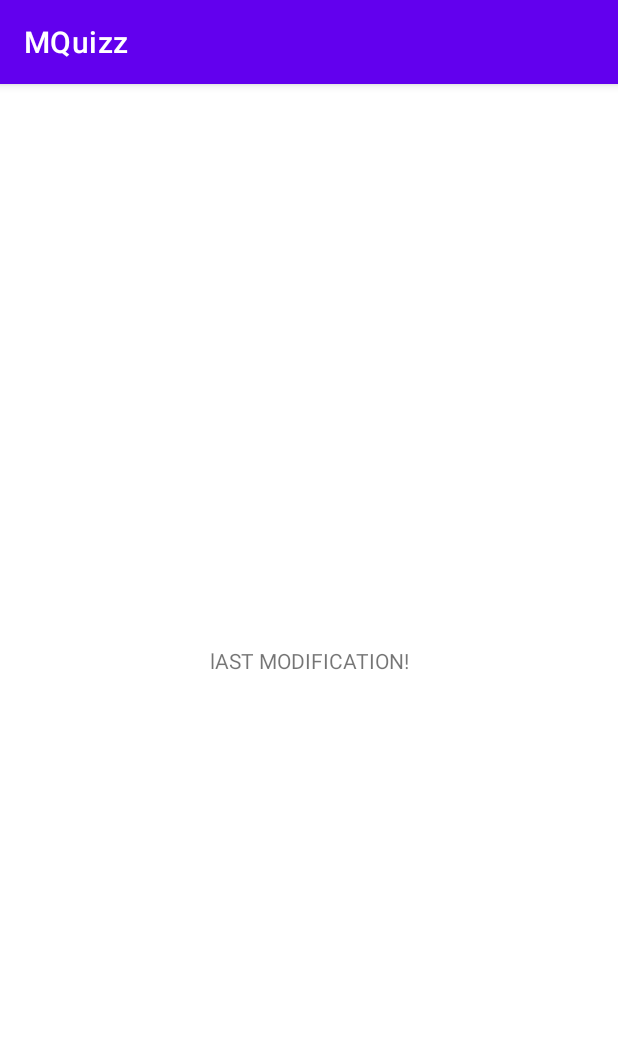
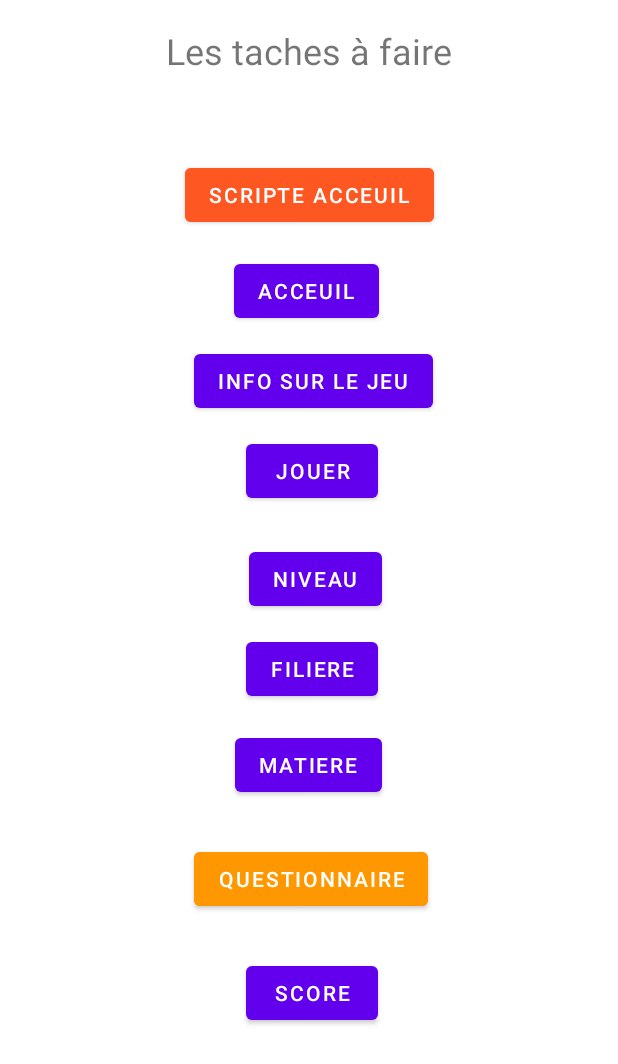
Before and after one commit to cheikhkeydi/MQuizz, an Android app: the screen it shows after launch (MainActivity), on a phone screen of 412 x 824 dp. Shown: the top 1064 px of the screen. Run offline under Robolectric (Android 15) with nearby library versions, the phone set to English and light mode, and no system bars.

Commit message:
Repartition des taches

```diff
--- a/app/src/main/AndroidManifest.xml
+++ b/app/src/main/AndroidManifest.xml
@@ -9,6 +9,9 @@
         android:roundIcon="@mipmap/ic_launcher_round"
         android:supportsRtl="true"
         android:theme="@style/Theme.MQuizz">
+        <activity android:name=".q2"></activity>
+        <activity android:name=".q1" />
+        <activity android:name=".scripte1" />
         <activity android:name=".MainActivity">
             <intent-filter>
                 <action android:name="android.intent.action.MAIN" />
--- a/app/src/main/java/com/example/mquizz/MainActivity.java
+++ b/app/src/main/java/com/example/mquizz/MainActivity.java
@@ -2,13 +2,47 @@ package com.example.mquizz;
 
 import androidx.appcompat.app.AppCompatActivity;
 
+import android.content.Intent;
 import android.os.Bundle;
+import android.view.View;
+import android.widget.Button;
 
 public class MainActivity extends AppCompatActivity {
+    private Button scripte,acceuil,niveau,info,jouer,filiere,matiere,score,questionnaire;
 
     @Override
     protected void onCreate(Bundle savedInstanceState) {
         super.onCreate(savedInstanceState);
         setContentView(R.layout.activity_main);
+        scripte=(Button) findViewById(R.id.scripte);
+        acceuil=(Button) findViewById(R.id.acceuil);
+        niveau=(Button) findViewById(R.id.niveau);
+        info=(Button) findViewById(R.id.jouer);
+        filiere=(Button) findViewById(R.id.filiere);
+        matiere=(Button) findViewById(R.id.matiere);
+        score=(Button) findViewById(R.id.score);
+        questionnaire=(Button) findViewById(R.id.questionnaire);
+        jouer=(Button) findViewById(R.id.jouer);
+
+        //Redirection des boutons vers les pages correspondantes
+        scripte.setOnClickListener(new View.OnClickListener() {
+            @Override
+            public void onClick(View view) {
+                Intent helloworld1= new Intent(getApplicationContext(), scripte1.class);
+                startActivity(helloworld1);
+            }
+        });
+        //QUestionnaire1
+        questionnaire.setOnClickListener(new View.OnClickListener() {
+            @Override
+            public void onClick(View view) {
+                Intent helloworld1= new Intent(getApplicationContext(), q1.class);
+                startActivity(helloworld1);
+            }
+        });
+
     }
+
+
+
 }
--- /dev/null
+++ b/app/src/main/java/com/example/mquizz/q1.java
@@ -0,0 +1,14 @@
+package com.example.mquizz;
+
+import androidx.appcompat.app.AppCompatActivity;
+
+import android.os.Bundle;
+
+public class q1 extends AppCompatActivity {
+
+    @Override
+    protected void onCreate(Bundle savedInstanceState) {
+        super.onCreate(savedInstanceState);
+        setContentView(R.layout.activity_q1);
+    }
+}
--- /dev/null
+++ b/app/src/main/java/com/example/mquizz/q2.java
@@ -0,0 +1,14 @@
+package com.example.mquizz;
+
+import androidx.appcompat.app.AppCompatActivity;
+
+import android.os.Bundle;
+
+public class q2 extends AppCompatActivity {
+
+    @Override
+    protected void onCreate(Bundle savedInstanceState) {
+        super.onCreate(savedInstanceState);
+        setContentView(R.layout.activity_q2);
+    }
+}
--- /dev/null
+++ b/app/src/main/java/com/example/mquizz/scripte1.java
@@ -0,0 +1,14 @@
+package com.example.mquizz;
+
+import androidx.appcompat.app.AppCompatActivity;
+
+import android.os.Bundle;
+
+public class scripte1 extends AppCompatActivity {
+
+    @Override
+    protected void onCreate(Bundle savedInstanceState) {
+        super.onCreate(savedInstanceState);
+        setContentView(R.layout.activity_scripte1);
+    }
+}
--- a/app/src/main/res/layout/activity_main.xml
+++ b/app/src/main/res/layout/activity_main.xml
@@ -7,12 +7,115 @@
     tools:context=".MainActivity">
 
     <TextView
+        android:id="@+id/textView"
         android:layout_width="wrap_content"
         android:layout_height="wrap_content"
-        android:text="lAST MODIFICATION!"
+        android:text="Les taches à faire"
+        android:textSize="24dp"
         app:layout_constraintBottom_toBottomOf="parent"
         app:layout_constraintLeft_toLeftOf="parent"
         app:layout_constraintRight_toRightOf="parent"
-        app:layout_constraintTop_toTopOf="parent" />
+        app:layout_constraintTop_toTopOf="parent"
+        app:layout_constraintVertical_bias="0.022" />
+
+    <Button
+        android:id="@+id/scripte"
+        android:layout_width="wrap_content"
+        android:layout_height="wrap_content"
+        android:layout_marginTop="56dp"
+        android:text="Scripte Acceuil"
+        android:backgroundTint="#FF5722"
+        app:layout_constraintEnd_toEndOf="parent"
+        app:layout_constraintStart_toStartOf="parent"
+        app:layout_constraintTop_toBottomOf="@+id/textView" />
+
+    <Button
+        android:id="@+id/acceuil"
+        android:layout_width="wrap_content"
+        android:layout_height="wrap_content"
+        android:layout_marginTop="16dp"
+        android:text="Acceuil"
+        app:layout_constraintEnd_toEndOf="parent"
+        app:layout_constraintHorizontal_bias="0.495"
+        app:layout_constraintStart_toStartOf="parent"
+        app:layout_constraintTop_toBottomOf="@+id/scripte" />
+
+    <Button
+        android:id="@+id/info"
+        android:layout_width="wrap_content"
+        android:layout_height="wrap_content"
+        android:layout_marginTop="12dp"
+        android:text="Info sur le jeu"
+        app:layout_constraintEnd_toEndOf="parent"
+        app:layout_constraintHorizontal_bias="0.513"
+        app:layout_constraintStart_toStartOf="parent"
+        app:layout_constraintTop_toBottomOf="@+id/acceuil" />
+
+    <Button
+        android:id="@+id/jouer"
+        android:layout_width="wrap_content"
+        android:layout_height="wrap_content"
+        android:layout_marginTop="12dp"
+        android:text="Jouer"
+        app:layout_constraintEnd_toEndOf="parent"
+        app:layout_constraintHorizontal_bias="0.507"
+        app:layout_constraintStart_toStartOf="parent"
+        app:layout_constraintTop_toBottomOf="@+id/info" />
+
+    <Button
+        android:id="@+id/niveau"
+        android:layout_width="wrap_content"
+        android:layout_height="wrap_content"
+        android:layout_marginTop="24dp"
+        android:text="Niveau"
+        app:layout_constraintEnd_toEndOf="parent"
+        app:layout_constraintHorizontal_bias="0.513"
+        app:layout_constraintStart_toStartOf="parent"
+        app:layout_constraintTop_toBottomOf="@+id/jouer" />
+
+    <Button
+        android:id="@+id/filiere"
+        android:layout_width="wrap_content"
+        android:layout_height="wrap_content"
+        android:layout_marginTop="12dp"
+        android:text="Filiere"
+        app:layout_constraintEnd_toEndOf="parent"
+        app:layout_constraintHorizontal_bias="0.507"
+        app:layout_constraintStart_toStartOf="parent"
+        app:layout_constraintTop_toBottomOf="@+id/niveau" />
+
+    <Button
+        android:id="@+id/matiere"
+        android:layout_width="wrap_content"
+        android:layout_height="wrap_content"
+        android:layout_marginTop="16dp"
+        android:text="Matiere"
+        app:layout_constraintEnd_toEndOf="parent"
+        app:layout_constraintHorizontal_bias="0.498"
+        app:layout_constraintStart_toStartOf="parent"
+        app:layout_constraintTop_toBottomOf="@+id/filiere" />
+
+    <Button
+        android:id="@+id/questionnaire"
+        android:layout_width="wrap_content"
+        android:layout_height="wrap_content"
+        android:layout_marginTop="28dp"
+        android:text="Questionnaire"
+        android:backgroundTint="#FF9800"
+        app:layout_constraintEnd_toEndOf="parent"
+        app:layout_constraintHorizontal_bias="0.505"
+        app:layout_constraintStart_toStartOf="parent"
+        app:layout_constraintTop_toBottomOf="@+id/matiere" />
+
+    <Button
+        android:id="@+id/score"
+        android:layout_width="wrap_content"
+        android:layout_height="wrap_content"
+        android:layout_marginTop="28dp"
+        android:text="Score"
+        app:layout_constraintEnd_toEndOf="parent"
+        app:layout_constraintHorizontal_bias="0.507"
+        app:layout_constraintStart_toStartOf="parent"
+        app:layout_constraintTop_toBottomOf="@+id/questionnaire" />
 
 </androidx.constraintlayout.widget.ConstraintLayout>
--- /dev/null
+++ b/app/src/main/res/layout/activity_q1.xml
@@ -0,0 +1,9 @@
+<?xml version="1.0" encoding="utf-8"?>
+<androidx.constraintlayout.widget.ConstraintLayout xmlns:android="http://schemas.android.com/apk/res/android"
+    xmlns:app="http://schemas.android.com/apk/res-auto"
+    xmlns:tools="http://schemas.android.com/tools"
+    android:layout_width="match_parent"
+    android:layout_height="match_parent"
+    tools:context=".q1">
+
+</androidx.constraintlayout.widget.ConstraintLayout>
--- /dev/null
+++ b/app/src/main/res/layout/activity_q2.xml
@@ -0,0 +1,9 @@
+<?xml version="1.0" encoding="utf-8"?>
+<androidx.constraintlayout.widget.ConstraintLayout xmlns:android="http://schemas.android.com/apk/res/android"
+    xmlns:app="http://schemas.android.com/apk/res-auto"
+    xmlns:tools="http://schemas.android.com/tools"
+    android:layout_width="match_parent"
+    android:layout_height="match_parent"
+    tools:context=".q2">
+
+</androidx.constraintlayout.widget.ConstraintLayout>
--- /dev/null
+++ b/app/src/main/res/layout/activity_scripte1.xml
@@ -0,0 +1,9 @@
+<?xml version="1.0" encoding="utf-8"?>
+<androidx.constraintlayout.widget.ConstraintLayout xmlns:android="http://schemas.android.com/apk/res/android"
+    xmlns:app="http://schemas.android.com/apk/res-auto"
+    xmlns:tools="http://schemas.android.com/tools"
+    android:layout_width="match_parent"
+    android:layout_height="match_parent"
+    tools:context=".scripte1">
+
+</androidx.constraintlayout.widget.ConstraintLayout>
--- a/app/src/main/res/values-night/themes.xml
+++ b/app/src/main/res/values-night/themes.xml
@@ -1,6 +1,6 @@
 <resources xmlns:tools="http://schemas.android.com/tools">
     <!-- Base application theme. -->
-    <style name="Theme.MQuizz" parent="Theme.MaterialComponents.DayNight.DarkActionBar">
+    <style name="Theme.MQuizz" parent="Theme.MaterialComponents.DayNight.NoActionBar">
         <!-- Primary brand color. -->
         <item name="colorPrimary">@color/purple_200</item>
         <item name="colorPrimaryVariant">@color/purple_700</item>
--- a/app/src/main/res/values/themes.xml
+++ b/app/src/main/res/values/themes.xml
@@ -1,6 +1,6 @@
 <resources xmlns:tools="http://schemas.android.com/tools">
     <!-- Base application theme. -->
-    <style name="Theme.MQuizz" parent="Theme.MaterialComponents.DayNight.DarkActionBar">
+    <style name="Theme.MQuizz" parent="Theme.MaterialComponents.DayNight.NoActionBar">
         <!-- Primary brand color. -->
         <item name="colorPrimary">@color/purple_500</item>
         <item name="colorPrimaryVariant">@color/purple_700</item>
```
